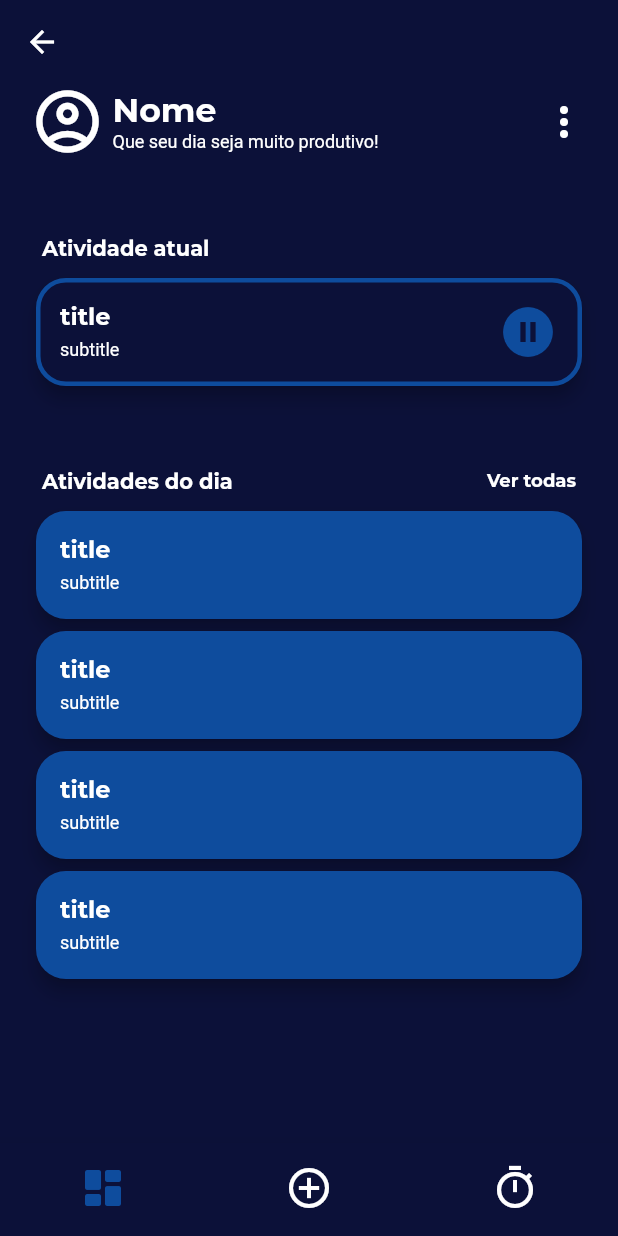
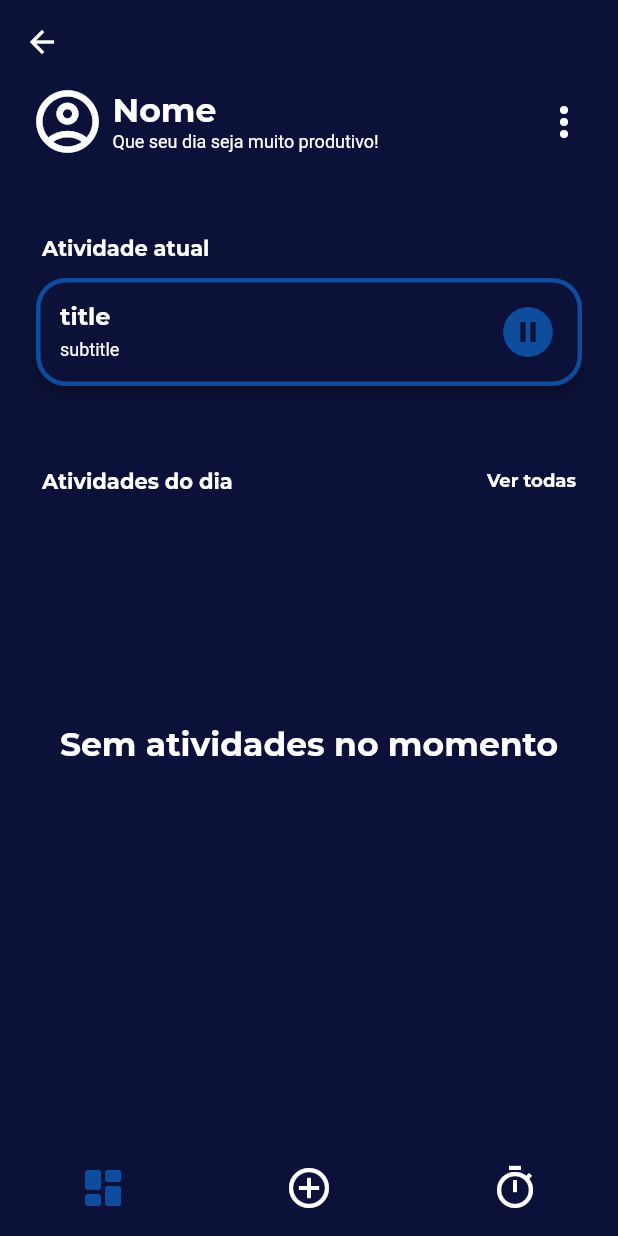
Before and after one commit to yurilima7/pomodoro, a Flutter app: the Bar screen opened directly, on a phone screen of 412 x 824 dp. Run offline on Flutter 3.47's test engine with Material 2 defaults, Android fonts, the phone set to English and light mode, and no system bars; our stand-ins replace flutter_svg, percent_indicator, shared_preferences, sqflite; missing offline and left inert: validatorless; accounts and stored records are empty.

Commit message:
Lendo atividades do banco

```diff
--- a/lib/app/controller/activity_controller_impl.dart
+++ b/lib/app/controller/activity_controller_impl.dart
@@ -46,6 +46,7 @@ class ActivityControllerImpl with ChangeNotifier implements ActivityController {
     try {
       final activities = await DbPomodoro.db.getData('activities');
       _activities = activities.map<Activity>((e) => Activity.fromMap(e)).toList();
+      notifyListeners();
     } catch (e) {
       log(e.toString());
     }
--- a/lib/app/views/home_screen/home.dart
+++ b/lib/app/views/home_screen/home.dart
@@ -1,11 +1,24 @@
 import 'package:flutter/material.dart';
+import 'package:pomodoro/app/controller/activity_controller_impl.dart';
 import 'package:pomodoro/app/core/styles/text_styles.dart';
 import 'package:pomodoro/app/core/widgets/outlined_card.dart';
 import 'package:pomodoro/app/views/home_screen/widgets/day_activities.dart';
 import 'package:pomodoro/app/views/home_screen/widgets/user_data.dart';
+import 'package:provider/provider.dart';
 
-class Home extends StatelessWidget {
+class Home extends StatefulWidget {
   const Home({Key? key}) : super(key: key);
+
+  @override
+  State<Home> createState() => _HomeState();
+}
+
+class _HomeState extends State<Home> {
+  @override
+  void initState() {
+    super.initState();
+    Provider.of<ActivityControllerImpl>(context, listen: false).loadActivity();
+  }
 
   @override
   Widget build(BuildContext context) {
--- a/lib/app/views/home_screen/widgets/day_activities.dart
+++ b/lib/app/views/home_screen/widgets/day_activities.dart
@@ -1,6 +1,8 @@
 import 'package:flutter/material.dart';
+import 'package:pomodoro/app/controller/activity_controller_impl.dart';
 import 'package:pomodoro/app/core/styles/text_styles.dart';
 import 'package:pomodoro/app/core/widgets/main_card.dart';
+import 'package:provider/provider.dart';
 
 class DayActivities extends StatefulWidget {
   const DayActivities({Key? key}) : super(key: key);
@@ -36,15 +38,24 @@ class _DayActivitiesState extends State<DayActivities> {
         ),
         SizedBox(
           height: 320,
-          child: ListView.builder(
+          child: Consumer<ActivityControllerImpl>(
+            builder: (context, activity, child) => activity.activities.isNotEmpty
+            ? ListView.builder(
               physics: const NeverScrollableScrollPhysics(),
               shrinkWrap: true,
               itemCount: 4,
               itemBuilder: (_, i) => InkWell(
                 onTap: () => Navigator.of(context).pushNamed('/activity_details.dart'),
-              child: const MainCard(
-                title: 'title',
+                child: MainCard(
+                  title: activity.activities[i].name,
                   subtitle: 'subtitle',
+                ),
+              ),
+            )
+            : Center(
+                child: Text(
+                  'Sem atividades no momento',
+                  style: context.textStyles.titleSecondary,
                 ),
             ),
           ),
```
Also changed, not shown: lib/app/views/activities_screen/activities.dart (+21 -5 lines). Lines whose indentation alone changed are shown as unchanged.
